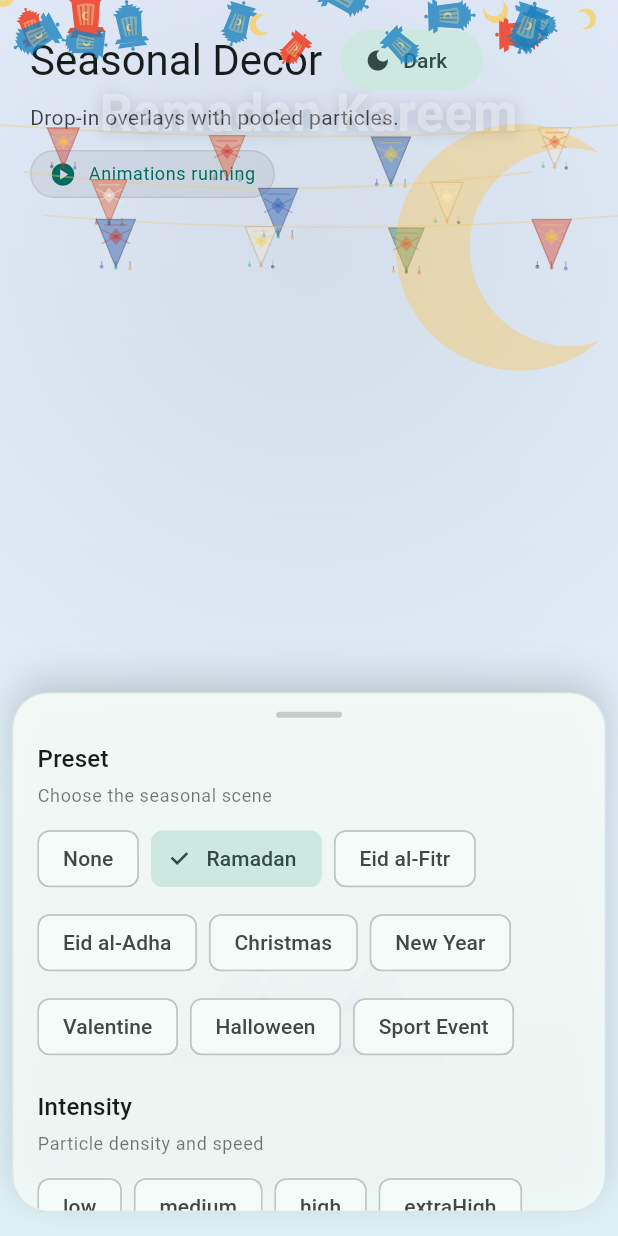
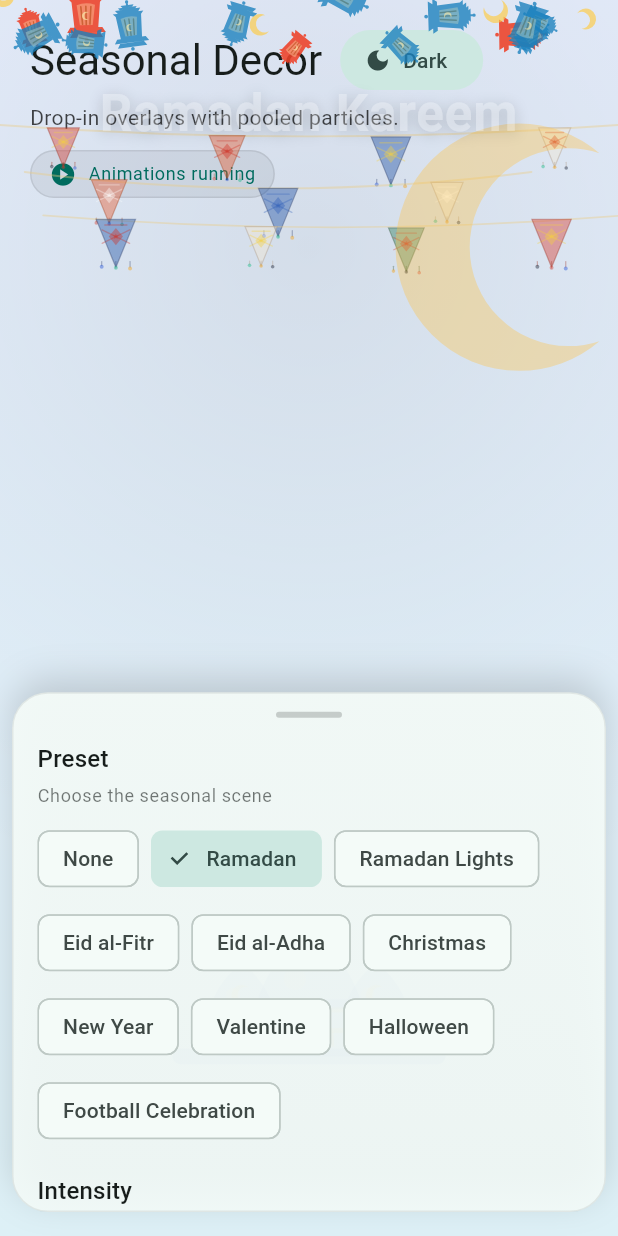
Before and after one commit to tamourax/seasonal_decor, a Flutter app: the HomePage screen opened directly with empty values, on a phone screen of 412 x 824 dp. Run offline on Flutter 3.47's test engine with Material 3 defaults, Android fonts, the phone set to English and light mode, and no system bars.

Commit message:
update advanced main example code

```diff
--- a/example/lib/advanced_main.dart
+++ b/example/lib/advanced_main.dart
@@ -8,13 +8,14 @@ void main() {
 enum PresetOption {
   none,
   ramadan,
+  ramadanHangingLanterns,
   eidFitr,
   eidAdha,
   christmas,
   newYear,
   valentine,
   halloween,
-  sportEvent,
+  football,
 }
 
 extension PresetOptionX on PresetOption {
@@ -22,6 +23,8 @@ extension PresetOptionX on PresetOption {
     switch (this) {
       case PresetOption.ramadan:
         return 'Ramadan';
+      case PresetOption.ramadanHangingLanterns:
+        return 'Ramadan Lights';
       case PresetOption.eidFitr:
         return 'Eid al-Fitr';
       case PresetOption.eidAdha:
@@ -36,8 +39,8 @@ extension PresetOptionX on PresetOption {
         return 'Valentine';
       case PresetOption.halloween:
         return 'Halloween';
-      case PresetOption.sportEvent:
-        return 'Sport Event';
+      case PresetOption.football:
+        return 'Football Celebration';
     }
   }
 }
@@ -127,7 +130,6 @@ class _HomePageState extends State<HomePage> {
   bool _respectReduceMotion = false;
   bool _simulateReduceMotion = false;
   double _opacity = 1.0;
-  bool _useTeamColors = false;
   bool _showBackdrop = true;
   bool _showBackdropWhenDisabled = true;
   bool _showBackgroundBackdrops = true;
@@ -135,6 +137,7 @@ class _HomePageState extends State<HomePage> {
   double _particleSpeedMultiplier = 2.0;
   double _particleSizeMultiplier = 2.0;
   double _decorativeBackdropDensityMultiplier = 1.0;
+  int _ramadanBuntingRows = 3;
   bool _showText = true;
   String _customOverlayText = '';
   double _textOpacity = 0.5;
@@ -152,12 +155,6 @@ class _HomePageState extends State<HomePage> {
   double _backdropSizeFactor = 0.55;
   BackdropType _backdropType = BackdropType.mosque;
 
-  static const List<Color> _teamColors = [
-    Color(0xFF1D4ED8),
-    Color(0xFFDC2626),
-    Color(0xFFFFFFFF),
-  ];
-
   SeasonalPreset _buildPreset() {
     SeasonalPreset preset;
     switch (_presetOption) {
@@ -165,6 +162,11 @@ class _HomePageState extends State<HomePage> {
         return SeasonalPreset.none();
       case PresetOption.ramadan:
         preset = SeasonalPreset.ramadan();
+        break;
+      case PresetOption.ramadanHangingLanterns:
+        preset = SeasonalPreset.ramadan(
+          variant: RamadanVariant.hangingLanterns,
+        );
         break;
       case PresetOption.eidFitr:
         preset = SeasonalPreset.eid(variant: EidVariant.fitr);
@@ -184,13 +186,8 @@ class _HomePageState extends State<HomePage> {
       case PresetOption.halloween:
         preset = SeasonalPreset.halloween();
         break;
-      case PresetOption.sportEvent:
-        preset = SeasonalPreset.sportEvent(
-          variant: _useTeamColors
-              ? SportEventVariant.teamColors
-              : SportEventVariant.worldCup,
-          teamColors: _useTeamColors ? _teamColors : null,
-        );
+      case PresetOption.football:
+        preset = SeasonalPreset.football();
         break;
     }
 
@@ -198,9 +195,11 @@ class _HomePageState extends State<HomePage> {
       return preset;
     }
 
-    final overrideShapes = _presetOption == PresetOption.eidAdha
-        ? const [ParticleShape.sheep]
-        : const [ParticleShape.balloon, ParticleShape.sheep];
+    final overrideShapes = _presetOption == PresetOption.football
+        ? const [ParticleShape.ball]
+        : _presetOption == PresetOption.eidAdha
+            ? const [ParticleShape.sheep]
+            : const [ParticleShape.balloon, ParticleShape.sheep];
 
     return preset.withOverrides(
       shapes: overrideShapes,
@@ -229,6 +228,16 @@ class _HomePageState extends State<HomePage> {
             colors: isDark
                 ? const [Color(0xFF0F1B2B), Color(0xFF123744)]
                 : const [Color(0xFFE8F0FF), Color(0xFFDDF0F6)],
+            begin: Alignment.topCenter,
+            end: Alignment.bottomCenter,
+          ),
+        );
+      case PresetOption.ramadanHangingLanterns:
+        return BoxDecoration(
+          gradient: LinearGradient(
+            colors: isDark
+                ? const [Color(0xFF23190F), Color(0xFF4A3119)]
+                : const [Color(0xFFFFF3DB), Color(0xFFFFE9C7)],
             begin: Alignment.topCenter,
             end: Alignment.bottomCenter,
           ),
@@ -289,7 +298,7 @@ class _HomePageState extends State<HomePage> {
             end: Alignment.bottomCenter,
           ),
         );
-      case PresetOption.sportEvent:
+      case PresetOption.football:
         return BoxDecoration(
           gradient: LinearGradient(
             colors: isDark
@@ -382,6 +391,8 @@ class _HomePageState extends State<HomePage> {
                 particleSizeMultiplier: _particleSizeMultiplier,
                 decorativeBackdropDensityMultiplier:
                     _decorativeBackdropDensityMultiplier,
+                decorativeBackdropRows: _ramadanBuntingRows,
+                ramadanBuntingRows: _ramadanBuntingRows,
                 adaptColorsToTheme: _adaptColorsToTheme,
                 playDuration: Duration(
                   milliseconds: (_playDurationSeconds * 1000).round(),
@@ -418,12 +429,12 @@ class _HomePageState extends State<HomePage> {
               particleSizeMultiplier: _particleSizeMultiplier,
               decorativeBackdropDensityMultiplier:
                   _decorativeBackdropDensityMultiplier,
+              ramadanBuntingRows: _ramadanBuntingRows,
               adaptColorsToTheme: _adaptColorsToTheme,
               playDurationSeconds: _playDurationSeconds,
               settleOnDisable: _settleOnDisable,
               autoRepeatEnabled: _autoRepeatEnabled,
               repeatMinutes: _repeatMinutes,
-              useTeamColors: _useTeamColors,
               usePresetOverrides: _usePresetOverrides,
               backdropAnchorX: _backdropAnchorX,
               backdropAnchorY: _backdropAnchorY,
@@ -465,6 +476,9 @@ class _HomePageState extends State<HomePage> {
                   setState(() => _particleSizeMultiplier = value),
               onDecorativeBackdropDensityMultiplierChanged: (value) =>
                   setState(() => _decorativeBackdropDensityMultiplier = value),
+              onRamadanBuntingRowsChanged: (value) => setState(
+                () => _ramadanBuntingRows = (value.round().clamp(1, 6)).toInt(),
+              ),
               onAdaptColorsToThemeChanged: (value) =>
                   setState(() => _adaptColorsToTheme = value),
               onPlayDurationChanged: (value) =>
@@ -475,8 +489,6 @@ class _HomePageState extends State<HomePage> {
                   setState(() => _autoRepeatEnabled = value),
               onRepeatMinutesChanged: (value) =>
                   setState(() => _repeatMinutes = value),
-              onUseTeamColorsChanged: (value) =>
-                  setState(() => _useTeamColors = value),
               onUsePresetOverridesChanged: (value) =>
                   setState(() => _usePresetOverrides = value),
               onBackdropAnchorXChanged: (value) =>
@@ -638,12 +650,12 @@ class _ControlSheet extends StatelessWidget {
   final double particleSpeedMultiplier;
   final double particleSizeMultiplier;
   final double decorativeBackdropDensityMultiplier;
+  final int ramadanBuntingRows;
   final bool adaptColorsToTheme;
   final double playDurationSeconds;
   final bool settleOnDisable;
   final bool autoRepeatEnabled;
   final double repeatMinutes;
-  final bool useTeamColors;
   final bool usePresetOverrides;
   final double backdropAnchorX;
   final double backdropAnchorY;
@@ -670,12 +682,12 @@ class _ControlSheet extends StatelessWidget {
   final ValueChanged<double> onParticleSpeedMultiplierChanged;
   final ValueChanged<double> onParticleSizeMultiplierChanged;
   final ValueChanged<double> onDecorativeBackdropDensityMultiplierChanged;
+  final ValueChanged<double> onRamadanBuntingRowsChanged;
   final ValueChanged<bool> onAdaptColorsToThemeChanged;
   final ValueChanged<double> onPlayDurationChanged;
   final ValueChanged<bool> onSettleOnDisableChanged;
   final ValueChanged<bool> onAutoRepeatChanged;
   final ValueChanged<double> onRepeatMinutesChanged;
-  final ValueChanged<bool> onUseTeamColorsChanged;
   final ValueChanged<bool> onUsePresetOverridesChanged;
   final ValueChanged<double> onBackdropAnchorXChanged;
   final ValueChanged<double> onBackdropAnchorYChanged;
@@ -704,12 +716,12 @@ class _ControlSheet extends StatelessWidget {
     required this.particleSpeedMultiplier,
     required this.particleSizeMultiplier,
     required this.decorativeBackdropDensityMultiplier,
+    required this.ramadanBuntingRows,
     required this.adaptColorsToTheme,
     required this.playDurationSeconds,
     required this.settleOnDisable,
     required this.autoRepeatEnabled,
     required this.repeatMinutes,
-    required this.useTeamColors,
     required this.usePresetOverrides,
     required this.backdropAnchorX,
     required this.backdropAnchorY,
@@ -736,12 +748,12 @@ class _ControlSheet extends StatelessWidget {
     required this.onParticleSpeedMultiplierChanged,
     required this.onParticleSizeMultiplierChanged,
     required this.onDecorativeBackdropDensityMultiplierChanged,
+    required this.onRamadanBuntingRowsChanged,
     required this.onAdaptColorsToThemeChanged,
     required this.onPlayDurationChanged,
     required this.onSettleOnDisableChanged,
     required this.onAutoRepeatChanged,
     required this.onRepeatMinutesChanged,
-    required this.onUseTeamColorsChanged,
     required this.onUsePresetOverridesChanged,
     required this.onBackdropAnchorXChanged,
     required this.onBackdropAnchorYChanged,
@@ -754,6 +766,7 @@ class _ControlSheet extends StatelessWidget {
     final screenWidth = MediaQuery.sizeOf(context).width;
     final horizontalPadding = screenWidth < 560 ? 8.0 : 16.0;
     final maxPanelWidth = screenWidth >= 1000 ? 560.0 : double.infinity;
+    final canTuneDecorRows = showBackdrop && showDecorativeBackdrops;
 
     String backdropLabel(BackdropType type) {
       switch (type) {
@@ -769,8 +782,18 @@ class _ControlSheet extends StatelessWidget {
           return 'Mosque';
         case BackdropType.trophy:
           return 'Trophy';
+        case BackdropType.football:
+          return 'Football';
         case BackdropType.candyGarland:
           return 'Candy Garland';
+        case BackdropType.lantern:
+          return 'Lantern';
+        case BackdropType.pumpkin:
+          return 'Pumpkin';
+        case BackdropType.ramadanLights:
+          return 'Ramadan Lights';
+        case BackdropType.ramadanBunting:
+          return 'Ramadan Bunting';
       }
     }
 
@@ -880,16 +903,6 @@ class _ControlSheet extends StatelessWidget {
                               )
                               .toList(),
                         ),
-                        if (presetOption == PresetOption.sportEvent) ...[
-                          const SizedBox(height: 12),
-                          SwitchListTile(
-                            contentPadding: EdgeInsets.zero,
-                            title: const Text('Use Team Colors'),
-                            subtitle: const Text('Applies a custom palette'),
-                            value: useTeamColors,
-                            onChanged: onUseTeamColorsChanged,
-                          ),
-                        ],
                         const SizedBox(height: 18),
                         _SectionTitle(
                           title: 'Overrides',
@@ -1117,6 +1130,17 @@ class _ControlSheet extends StatelessWidget {
                               ? onDecorativeBackdropDensityMultiplierChanged
                               : null,
                         ),
+                        Text('Decor Rows ($ramadanBuntingRows)'),
+                        Slider(
+                          value: ramadanBuntingRows.toDouble(),
+                          min: 1,
+                          max: 6,
+                          divisions: 5,
+                          label: '$ramadanBuntingRows',
+                          onChanged: canTuneDecorRows
+                              ? onRamadanBuntingRowsChanged
+                              : null,
+                        ),
                         const SizedBox(height: 8),
                         Text('Opacity (${opacity.toStringAsFixed(2)})'),
                         Slider(
```
